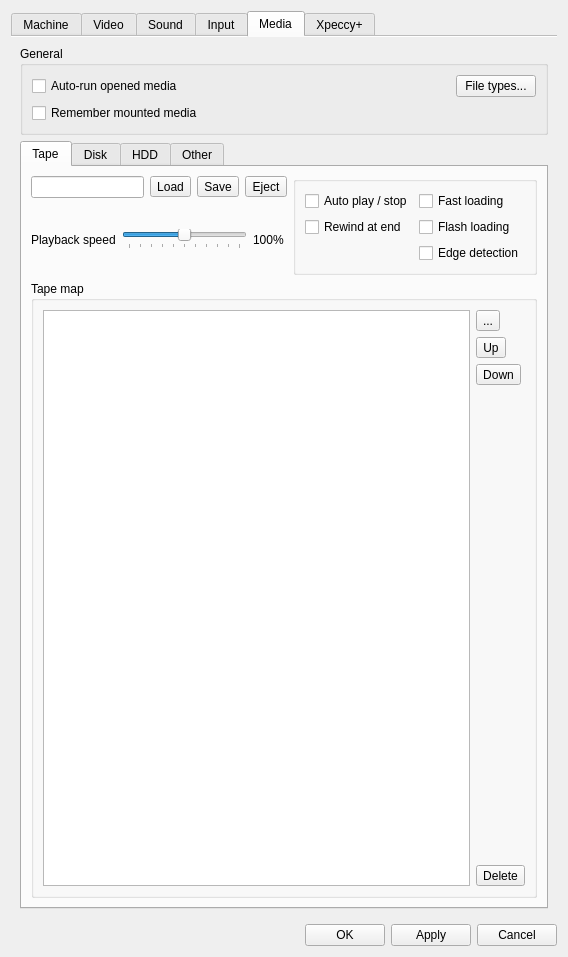
Qt form ui/setupwin.ui (Volutar/xpeccy-plus) before a commit.
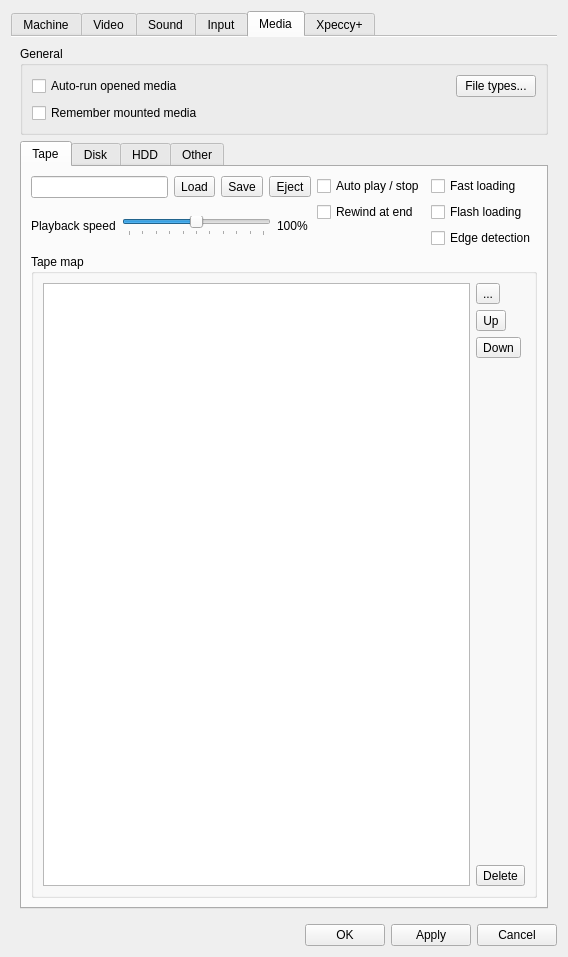
The same form after that commit. The open tabs and pages were chosen to show the change. Icons and pictures are not drawn. Custom widgets are drawn as their Qt base class.

Commit message:
tape: one fast loading switch; auto stop after a game's own loader; Technician Ted loads
Flash loading and edge detection move to Options as refinements of fast loading.

Diff of the .ui file:
```diff
--- a/ui/setupwin.ui
+++ b/ui/setupwin.ui
@@ -2944,16 +2944,6 @@
                 </layout>
                </item>
                <item>
-                <widget class="QGroupBox" name="groupBox_9">
-                 <property name="minimumSize">
-                  <size>
-                   <width>200</width>
-                   <height>0</height>
-                  </size>
-                 </property>
-                 <property name="title">
-                  <string/>
-                 </property>
                  <layout class="QHBoxLayout" name="verticalLayout_34">
                   <item>
                    <layout class="QVBoxLayout" name="layTapeOptsTape">
@@ -3007,6 +2997,8 @@
                      </widget>
                     </item>
                     <item>
+                    <layout class="QVBoxLayout" name="layTapeOptsFast">
+                     <item>
                      <widget class="QCheckBox" name="cbTapeFlash">
                       <property name="toolTip">
                        <string>Hand ROM blocks straight to the machine
@@ -3027,6 +3019,8 @@
                       </property>
                      </widget>
                     </item>
+                    </layout>
+                   </item>
                     <item>
                      <spacer name="layTapeOptsLoadEnd">
                       <property name="orientation">
@@ -3043,7 +3037,6 @@
                    </layout>
                   </item>
                  </layout>
-                </widget>
                </item>
               </layout>
              </item>
```
Left out of the diff: 5 changed lines with no effect on the pictures. Lines whose indentation alone changed are shown as unchanged. The commit also changes 13 other files.
